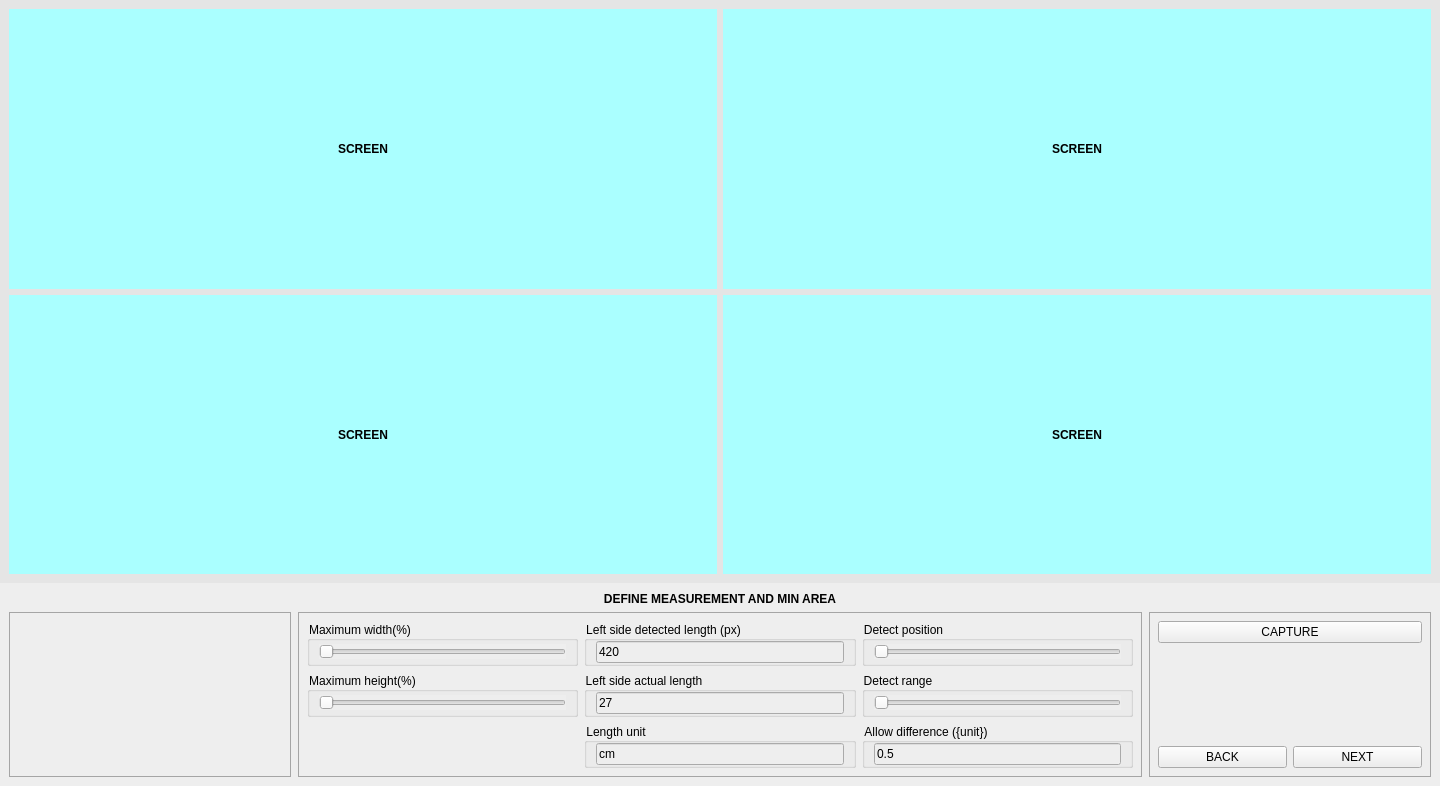
Before: the Qt Designer form views/measurement_screen.ui in Shockmstr/FQCS_DesktopApp, drawn with Qt 5.
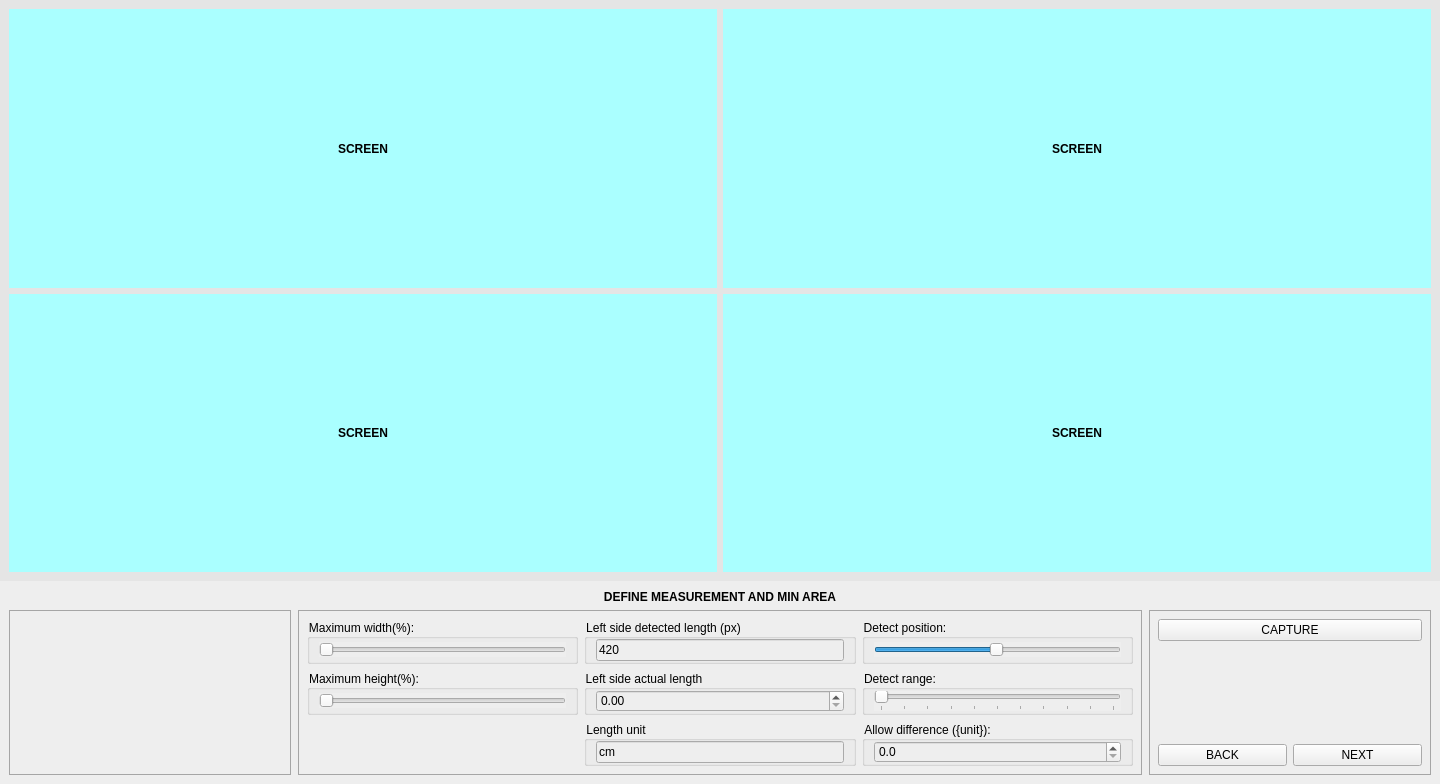
After: the same form once the commit is applied.

Commit message: #1. Screen 2 Configuration

What changed in the file:
```diff
--- a/views/measurement_screen.ui
+++ b/views/measurement_screen.ui
@@ -7,7 +7,7 @@
     <x>0</x>
     <y>0</y>
     <width>1440</width>
-    <height>786</height>
+    <height>784</height>
    </rect>
   </property>
   <property name="windowTitle">
@@ -161,7 +161,7 @@
             <item row="0" column="0">
              <widget class="QGroupBox" name="groupSliderWidth">
               <property name="title">
-               <string>Maximum width(%)</string>
+               <string>Maximum width(%):</string>
               </property>
               <layout class="QVBoxLayout" name="verticalLayout_11">
                <property name="topMargin">
@@ -172,6 +172,18 @@
                </property>
                <item>
                 <widget class="QSlider" name="sldMaximumWidth">
+                 <property name="minimum">
+                  <number>0</number>
+                 </property>
+                 <property name="maximum">
+                  <number>100</number>
+                 </property>
+                 <property name="value">
+                  <number>0</number>
+                 </property>
+                 <property name="sliderPosition">
+                  <number>0</number>
+                 </property>
                  <property name="orientation">
                   <enum>Qt::Horizontal</enum>
                  </property>
@@ -193,15 +205,12 @@
                 <number>0</number>
                </property>
                <item>
-                <widget class="QLineEdit" name="inpLeftActualLength">
-                 <property name="inputMask">
-                  <string/>
+                <widget class="QDoubleSpinBox" name="inpLeftActualLength">
+                 <property name="decimals">
+                  <number>2</number>
                  </property>
-                 <property name="text">
-                  <string>27</string>
-                 </property>
-                 <property name="placeholderText">
-                  <string>Input something</string>
+                 <property name="maximum">
+                  <double>50.000000000000000</double>
                  </property>
                 </widget>
                </item>
@@ -211,7 +220,7 @@
             <item row="0" column="2">
              <widget class="QGroupBox" name="groupSliderPosition">
               <property name="title">
-               <string>Detect position</string>
+               <string>Detect position:</string>
               </property>
               <layout class="QVBoxLayout" name="verticalLayout_13">
                <property name="topMargin">
@@ -222,6 +231,21 @@
                </property>
                <item>
                 <widget class="QSlider" name="sldDectectPosition">
+                 <property name="minimum">
+                  <number>1</number>
+                 </property>
+                 <property name="maximum">
+                  <number>100</number>
+                 </property>
+                 <property name="singleStep">
+                  <number>5</number>
+                 </property>
+                 <property name="pageStep">
+                  <number>5</number>
+                 </property>
+                 <property name="value">
+                  <number>50</number>
+                 </property>
                  <property name="orientation">
                   <enum>Qt::Horizontal</enum>
                  </property>
@@ -250,6 +274,9 @@
                  <property name="text">
                   <string>420</string>
                  </property>
+                 <property name="readOnly">
+                  <bool>true</bool>
+                 </property>
                  <property name="placeholderText">
                   <string>Input something</string>
                  </property>
@@ -261,7 +288,7 @@
             <item row="1" column="0">
              <widget class="QGroupBox" name="groupSliderHeight">
               <property name="title">
-               <string>Maximum height(%)</string>
+               <string>Maximum height(%):</string>
               </property>
               <layout class="QVBoxLayout" name="verticalLayout_12">
                <property name="topMargin">
@@ -272,6 +299,12 @@
                </property>
                <item>
                 <widget class="QSlider" name="sldMaximumHeight">
+                 <property name="maximum">
+                  <number>100</number>
+                 </property>
+                 <property name="value">
+                  <number>0</number>
+                 </property>
                  <property name="orientation">
                   <enum>Qt::Horizontal</enum>
                  </property>
@@ -311,7 +344,7 @@
             <item row="1" column="2">
              <widget class="QGroupBox" name="groupSliderDetectRange">
               <property name="title">
-               <string>Detect range</string>
+               <string>Detect range:</string>
               </property>
               <layout class="QVBoxLayout" name="verticalLayout_6">
                <property name="topMargin">
@@ -322,9 +355,30 @@
                </property>
                <item>
                 <widget class="QSlider" name="sldDetectRange">
+                 <property name="minimum">
+                  <number>0</number>
+                 </property>
+                 <property name="maximum">
+                  <number>50</number>
+                 </property>
+                 <property name="singleStep">
+                  <number>5</number>
+                 </property>
+                 <property name="value">
+                  <number>0</number>
+                 </property>
+                 <property name="tracking">
+                  <bool>true</bool>
+                 </property>
                  <property name="orientation">
                   <enum>Qt::Horizontal</enum>
                  </property>
+                 <property name="tickPosition">
+                  <enum>QSlider::TicksBelow</enum>
+                 </property>
+                 <property name="tickInterval">
+                  <number>5</number>
+                 </property>
                 </widget>
                </item>
               </layout>
@@ -333,7 +387,7 @@
             <item row="2" column="2">
              <widget class="QGroupBox" name="groupInputAllowDiff">
               <property name="title">
-               <string>Allow difference ({unit})</string>
+               <string>Allow difference ({unit}):</string>
               </property>
               <layout class="QVBoxLayout" name="verticalLayout_7">
                <property name="topMargin">
@@ -343,15 +397,15 @@
                 <number>0</number>
                </property>
                <item>
-                <widget class="QLineEdit" name="inpAllowDiff">
-                 <property name="inputMask">
-                  <string/>
+                <widget class="QDoubleSpinBox" name="inpAllowDiff">
+                 <property name="decimals">
+                  <number>1</number>
                  </property>
-                 <property name="text">
-                  <string>0.5</string>
+                 <property name="maximum">
+                  <double>1.000000000000000</double>
                  </property>
-                 <property name="placeholderText">
-                  <string>Input something</string>
+                 <property name="singleStep">
+                  <double>0.100000000000000</double>
                  </property>
                 </widget>
                </item>
```
The commit also changes 2 other files.
